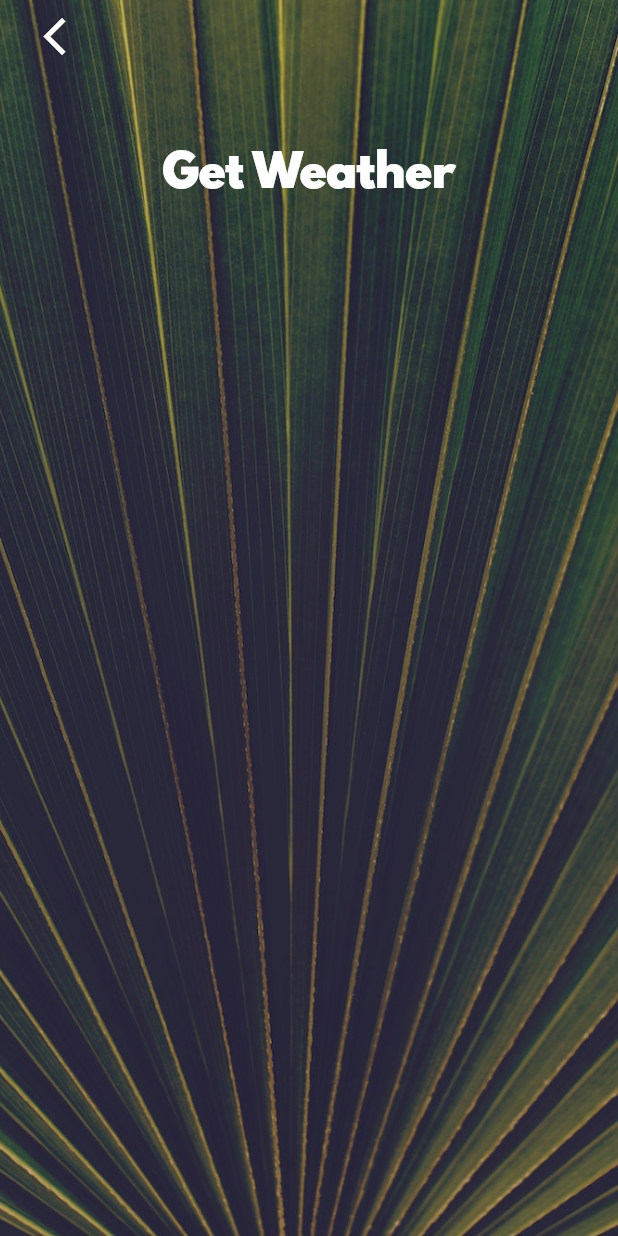
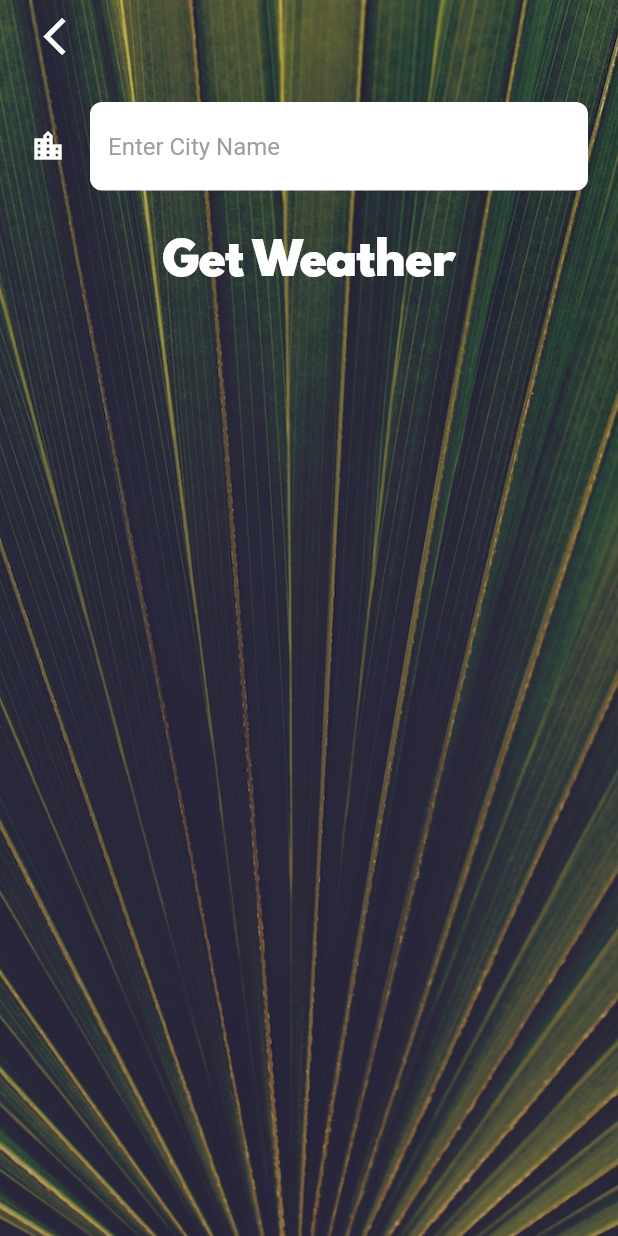
Before and after one commit to AbassLanre/clima, a Flutter app: the LocationScreen screen opened directly, after a tap on the "location city" icon, on a phone screen of 412 x 824 dp. Run offline on Flutter 3.47's test engine with Material 2 defaults, Android fonts, the phone set to English and light mode, and no system bars; our stand-ins replace flutter_spinkit, geolocator; network calls fail.

Commit message:
updated City_Screen

```diff
--- a/lib/ui/screens/city_screen.dart
+++ b/lib/ui/screens/city_screen.dart
@@ -8,6 +8,7 @@ class CityScreen extends StatefulWidget {
 }
 
 class _CityScreenState extends State<CityScreen> {
+  String cityName;
   @override
   Widget build(BuildContext context) {
     return Scaffold(
@@ -26,7 +27,9 @@ class _CityScreenState extends State<CityScreen> {
               Align(
                 alignment: Alignment.topLeft,
                 child: FlatButton(
-                  onPressed: () {},
+                  onPressed: () {
+                    Navigator.pop(context);
+                  },
                   child: Icon(
                     Icons.arrow_back_ios,
                     size: 30.0,
@@ -35,10 +38,20 @@ class _CityScreenState extends State<CityScreen> {
               ),
               Container(
                 padding: EdgeInsets.all(20.0),
-                child: null,
+                child: TextField(
+                  style: TextStyle(
+                    color: Colors.black,
+                  ),
+                  decoration: kTextFIeldDecoration,
+                  onChanged: (value){
+                      cityName=value;
+                  },
+                ),
               ),
               FlatButton(
-                onPressed: () {},
+                onPressed: () {
+                  Navigator.pop(context, cityName);
+                },
                 child: Text(
                   'Get Weather',
                   style: kButtonTextStyle,
--- a/lib/ui/screens/location_screen.dart
+++ b/lib/ui/screens/location_screen.dart
@@ -81,10 +81,15 @@ class _LocationScreenState extends State<LocationScreen> {
                     ),
                   ),
                   FlatButton(
-                    onPressed: () {
-                      Navigator.push(context, MaterialPageRoute(builder: (_){
+                    onPressed: () async {
+                      var typedCityName = await Navigator.push(context, MaterialPageRoute(builder: (_){
                         return CityScreen();
-                      }));
+                      },),);
+                      if(typedCityName!= null ){
+                        var weatherData= await weatherModel.getCityWeather(typedCityName);
+                        updateUI(weatherData);
+                        print('ikeja');
+                      }
                     },
                     child: Icon(
                       Icons.location_city,
--- a/lib/ui/services/networking.dart
+++ b/lib/ui/services/networking.dart
@@ -11,7 +11,6 @@ class NetworkHelper {
     http.Response response = await http.get(url);
     if (response.statusCode == 200) {
       String data = response.body;
-      print('i came here1');
       return jsonDecode(data);
     } else {
       print(response.statusCode);
--- a/lib/ui/utilities/constants.dart
+++ b/lib/ui/utilities/constants.dart
@@ -18,3 +18,15 @@ const kButtonTextStyle = TextStyle(
 const kConditionTextStyle = TextStyle(
   fontSize: 100.0,
 );
+
+const kTextFIeldDecoration =InputDecoration(
+  filled: true,
+  fillColor: Colors.white,
+  icon: Icon(Icons.location_city, color: Colors.white,),
+  hintText: 'Enter City Name',
+  hintStyle: TextStyle(color: Colors.grey),
+  border: OutlineInputBorder(
+    borderRadius: BorderRadius.all(Radius.circular(8.0)),
+    borderSide: BorderSide.none,
+  ),
+);
```
Also changed, not shown: lib/ui/services/weather.dart (+12 -2 lines).
